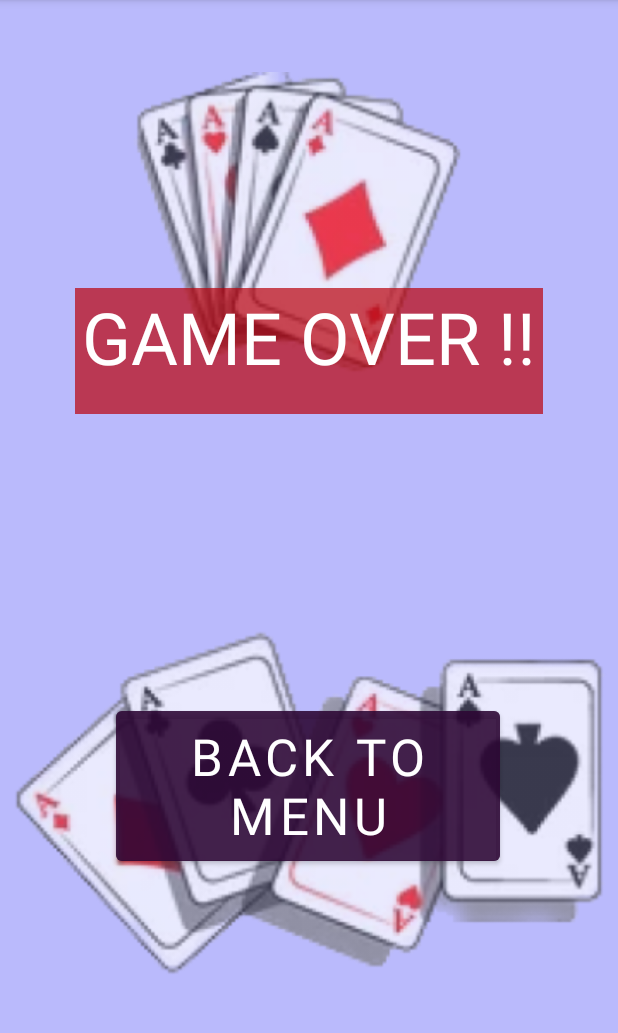
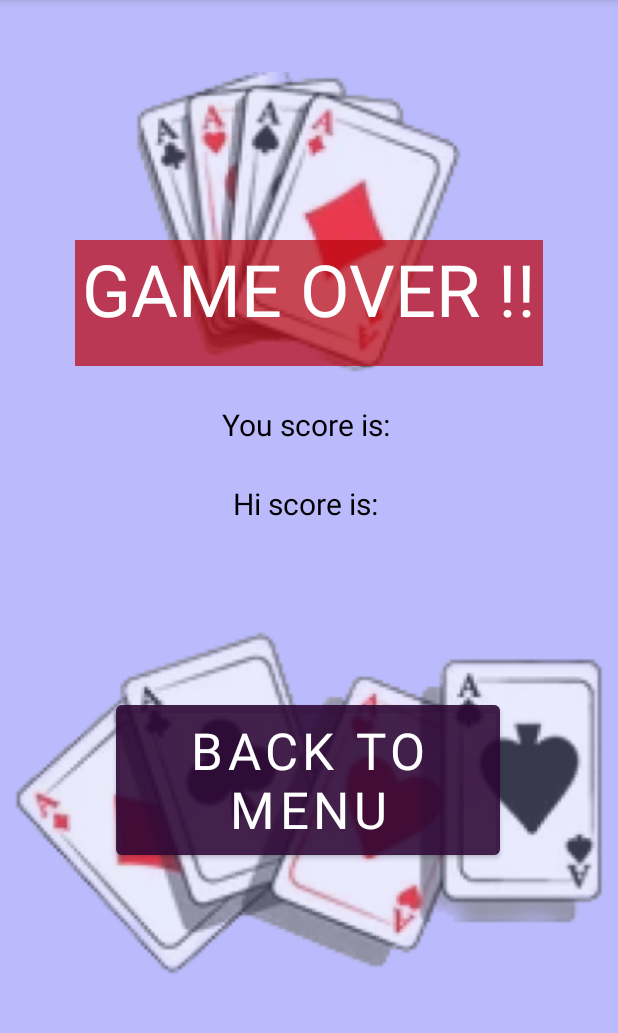
Before and after one commit to Kanyatonsita/HiLoCardGame, an Android app: the RestartActivity screen opened directly, with no data from a screen before it, on a phone screen of 412 x 824 dp, the part 84-1117 px from its top. Run offline under Robolectric (Android 15) with nearby library versions, the phone set to English and light mode, and no system bars; Roboto replaces fonts that are not available here.

Commit message:
more commit

```diff
--- a/app/src/main/java/com/example/hilocardgame/MainActivity.kt
+++ b/app/src/main/java/com/example/hilocardgame/MainActivity.kt
@@ -11,7 +11,6 @@ class MainActivity : AppCompatActivity() {
     lateinit var welcomeTextView: TextView
     lateinit var gameTextView: TextView
 
-
     override fun onCreate(savedInstanceState: Bundle?) {
         super.onCreate(savedInstanceState)
         setContentView(R.layout.activity_main)
@@ -22,6 +21,8 @@ class MainActivity : AppCompatActivity() {
         gameTextView = findViewById(R.id.gameNamn)
         gameTextView.text = "High  &  Low  game."
 
+
+
     }
     //Button for start next activity. (Start game!!)
     fun startGameActivity(view: View) {
--- a/app/src/main/java/com/example/hilocardgame/RestartActivity.kt
+++ b/app/src/main/java/com/example/hilocardgame/RestartActivity.kt
@@ -9,16 +9,22 @@ import android.widget.TextView
 class RestartActivity : AppCompatActivity() {
 
     lateinit var gameOver : TextView
+    lateinit var youScore : TextView
+    lateinit var hiScore  : TextView
 
     override fun onCreate(savedInstanceState: Bundle?) {
         super.onCreate(savedInstanceState)
         setContentView(R.layout.activity_restart)
 
         gameOver = findViewById(R.id.gameOverTextView)
-
         gameOver.text = "GAME OVER !!"
 
+        youScore = findViewById(R.id.youScore)
+        youScore.text = "You score is: "
+        hiScore = findViewById(R.id.hiScore)
+        hiScore.text = "Hi score is: "
     }
+
 
     fun restarGameCard(view : View){
         val intent = Intent(this, MainActivity::class.java)
--- a/app/src/main/res/layout/activity_main.xml
+++ b/app/src/main/res/layout/activity_main.xml
@@ -8,6 +8,7 @@
     tools:context=".MainActivity">
 
     <ImageView
+        android:id="@+id/imageView"
         android:layout_width="match_parent"
         android:layout_height="match_parent"
         android:alpha="1.9"
--- a/app/src/main/res/layout/activity_restart.xml
+++ b/app/src/main/res/layout/activity_restart.xml
@@ -18,7 +18,7 @@
         android:id="@+id/restartButton"
         android:layout_width="256dp"
         android:layout_height="112dp"
-        android:layout_marginTop="192dp"
+        android:layout_marginTop="220dp"
         android:backgroundTint="#A82C0735"
         android:fontFamily="@font/oleo_script"
         android:onClick="restarGameCard"
@@ -33,7 +33,7 @@
         android:id="@+id/gameOverTextView"
         android:layout_width="312dp"
         android:layout_height="84dp"
-        android:layout_marginTop="192dp"
+        android:layout_marginTop="160dp"
         android:background="#B2BB010B"
         android:elegantTextHeight="true"
         android:fontFamily="@font/oleo_script"
@@ -46,4 +46,28 @@
         app:layout_constraintStart_toStartOf="parent"
         app:layout_constraintTop_toTopOf="parent" />
 
+    <TextView
+        android:id="@+id/youScore"
+        android:layout_width="wrap_content"
+        android:layout_height="wrap_content"
+        android:layout_marginTop="25dp"
+        android:text="TextView"
+        android:textColor="@color/black"
+        android:textSize="20sp"
+        app:layout_constraintEnd_toEndOf="parent"
+        app:layout_constraintStart_toStartOf="parent"
+        app:layout_constraintTop_toBottomOf="@+id/gameOverTextView" />
+
+    <TextView
+        android:id="@+id/hiScore"
+        android:layout_width="wrap_content"
+        android:layout_height="wrap_content"
+        android:layout_marginTop="25dp"
+        android:text="TextView"
+        android:textColor="@color/black"
+        android:textSize="20sp"
+        app:layout_constraintEnd_toEndOf="parent"
+        app:layout_constraintStart_toStartOf="parent"
+        app:layout_constraintTop_toBottomOf="@+id/youScore" />
+
 </androidx.constraintlayout.widget.ConstraintLayout>
```
Also changed, not shown: app/src/main/java/com/example/hilocardgame/Deck.kt (+6 -3 lines), app/src/main/java/com/example/hilocardgame/GameActivity.kt (+9 -4 lines).
